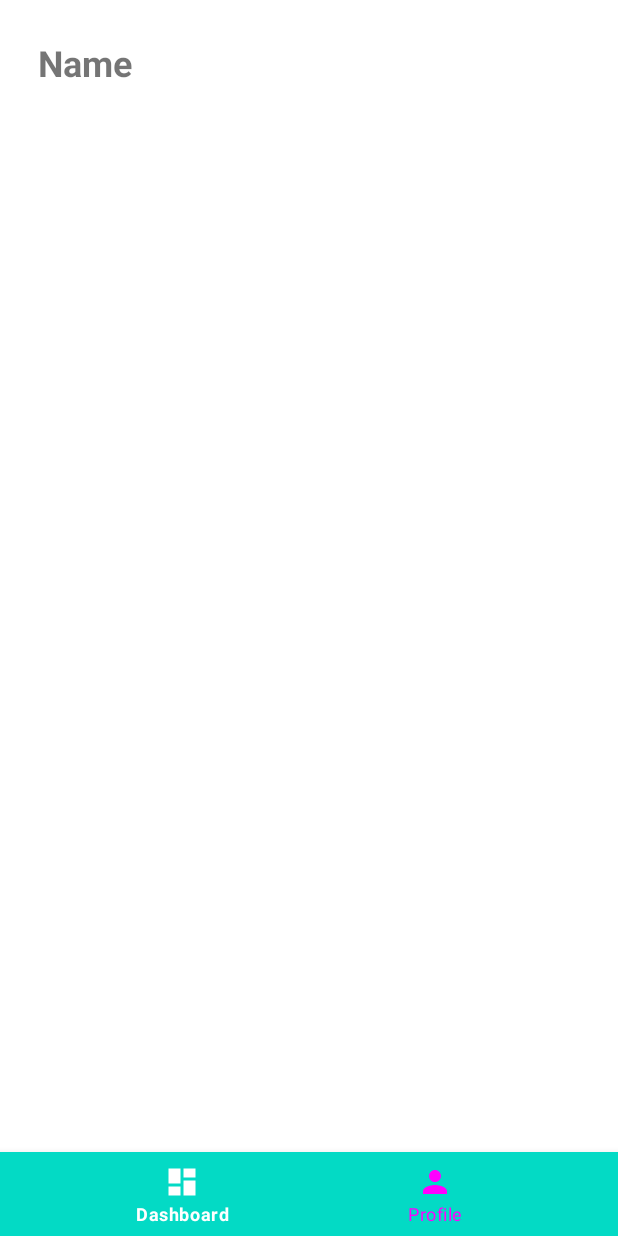
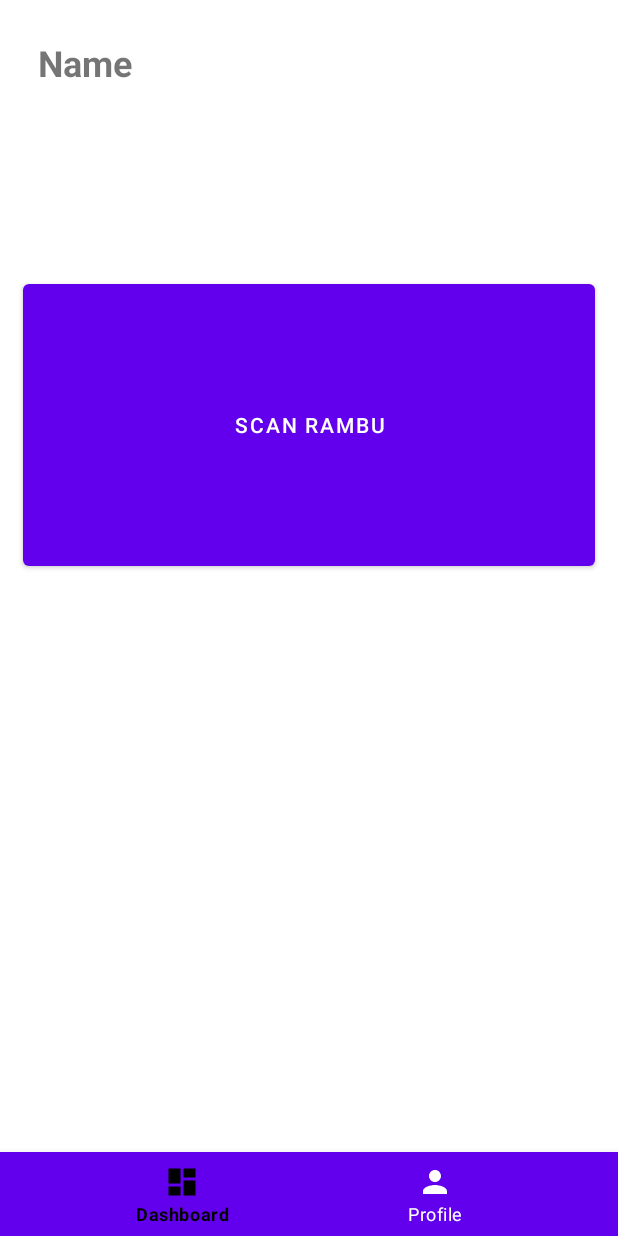
Before and after one commit to StringLAX/RoadSignSpotter, an Android app: the layout activity_main.xml on its own in the app's theme, with its tools: preview values and no code run, on a phone screen of 412 x 824 dp. Run offline under Robolectric (Android 15) with nearby library versions, the phone set to English and light mode, and no system bars.

Commit message:
Pre Start

```diff
--- a/app/src/main/java/com/c23ps203/roadsignspotter/ui/MainActivity.kt
+++ b/app/src/main/java/com/c23ps203/roadsignspotter/ui/MainActivity.kt
@@ -16,6 +16,7 @@ class MainActivity : AppCompatActivity() {
     private lateinit var sharedPref: PreferenceHelper
 
     @SuppressLint("SetTextI18n")
+    @Suppress("DEPRECATION")
     override fun onCreate(savedInstanceState: Bundle?) {
         super.onCreate(savedInstanceState)
         binding = ActivityMainBinding.inflate(layoutInflater)
@@ -31,8 +32,9 @@ class MainActivity : AppCompatActivity() {
         Log.d("name", sharedPref.getString(Constant.prefName).toString())
         Log.d("username", sharedPref.getString(Constant.prefUsername).toString())
 
+
+
         binding.bottomNavigation.selectedItemId = R.id.dashboard
-
         binding.bottomNavigation.setOnNavigationItemSelectedListener { item ->
             when (item.itemId) {
                 R.id.dashboard -> {
--- a/app/src/main/java/com/c23ps203/roadsignspotter/ui/ProfileActivity.kt
+++ b/app/src/main/java/com/c23ps203/roadsignspotter/ui/ProfileActivity.kt
@@ -30,8 +30,9 @@ class ProfileActivity : AppCompatActivity() {
         binding.tvUsername.text =
             "Username : ${sharedPref.getString(Constant.prefUsername).toString()}"
 
+
+
         binding.bottomNavigation.selectedItemId = R.id.person
-
         binding.bottomNavigation.setOnNavigationItemSelectedListener { item ->
             when (item.itemId) {
                 R.id.dashboard -> {
--- a/app/src/main/res/drawable/selector.xml
+++ b/app/src/main/res/drawable/selector.xml
@@ -2,10 +2,9 @@
 <selector xmlns:android="http://schemas.android.com/apk/res/android">
     <item
         android:state_selected="true"
-        android:drawable="@color/purple_500"
-        android:color="@color/white" />
+        android:color="@color/black" />
 
     <item
         android:state_selected="false"
-        android:drawable="@color/black"/>
+        android:color="@color/white"/>
 </selector>
--- a/app/src/main/res/layout/activity_main.xml
+++ b/app/src/main/res/layout/activity_main.xml
@@ -24,13 +24,23 @@
         app:layout_constraintStart_toStartOf="parent"
         app:layout_constraintTop_toTopOf="parent" />
 
+    <Button
+        android:id="@+id/btn_to_camera_activity"
+        android:layout_width="400dp"
+        android:layout_height="200dp"
+        android:padding="40dp"
+        android:layout_marginTop="100dp"
+        android:layout_marginHorizontal="15dp"
+        android:layout_centerHorizontal="true"
+        android:layout_below="@+id/tv_name"
+        android:text="@string/scannow" />
+
     <com.google.android.material.bottomnavigation.BottomNavigationView
         android:id="@+id/bottom_navigation"
         android:layout_width="match_parent"
         android:layout_height="wrap_content"
         android:layout_alignParentBottom="true"
-        android:background="@color/teal_200"
-        app:itemBackground="@color/teal_200"
+        android:background="@color/purple_500"
         app:itemIconTint="@drawable/selector"
         app:itemTextColor="@drawable/selector"
         app:menu="@menu/menu" />
--- a/app/src/main/res/layout/activity_profile.xml
+++ b/app/src/main/res/layout/activity_profile.xml
@@ -32,8 +32,7 @@
         android:layout_width="match_parent"
         android:layout_height="wrap_content"
         android:layout_alignParentBottom="true"
-        android:background="@color/teal_200"
-        app:itemBackground="@color/teal_200"
+        android:background="@color/purple_500"
         app:itemIconTint="@drawable/selector"
         app:itemTextColor="@drawable/selector"
         app:menu="@menu/menu" />
--- a/app/src/main/res/values/colors.xml
+++ b/app/src/main/res/values/colors.xml
@@ -6,5 +6,8 @@
     <color name="teal_200">#FF03DAC5</color>
     <color name="teal_700">#FF018786</color>
     <color name="black">#FF000000</color>
+    <color name="black_light">#FF333333</color>
+    <color name="gray">#25252525</color>
+    <color name="gray_light">#FFCCCCCC</color>
     <color name="white">#FFFFFFFF</color>
 </resources>
--- a/app/src/main/res/values/strings.xml
+++ b/app/src/main/res/values/strings.xml
@@ -26,4 +26,5 @@
     <string name="pref_user_id">user id</string>
     <string name="dashboard">Dashboard</string>
     <string name="profile">Profile</string>
+    <string name="scannow">Scan Rambu</string>
 </resources>
```
